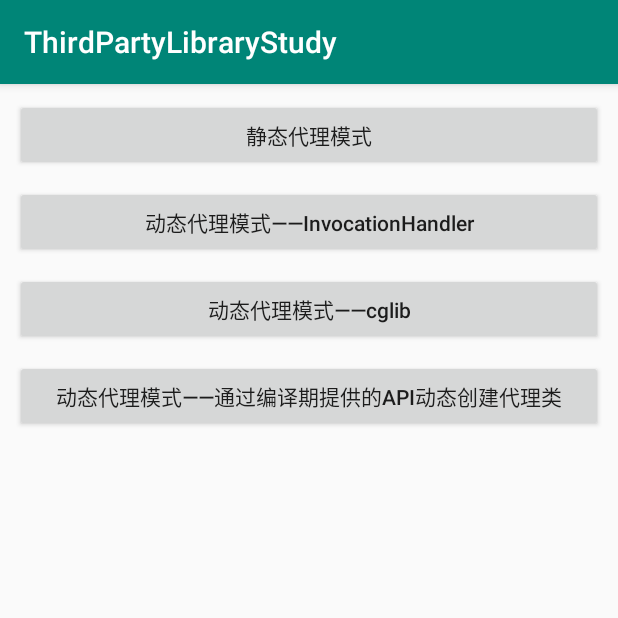
After one commit to tinyvampirepudge/ThirdPartyLibraryStudy, an Android app: the ProxyActivity screen opened directly, with no data from a screen before it, on a phone screen of 412 x 824 dp, the top half of it. The commit adds this screen. Run offline under Robolectric (Android 15) with nearby library versions, the phone set to English and light mode, and no system bars; our stand-ins replace ButterKnife.

Commit message:
代理模式，cglib模式不支持android

```diff
--- a/app/src/main/AndroidManifest.xml
+++ b/app/src/main/AndroidManifest.xml
@@ -3,7 +3,7 @@
     xmlns:tools="http://schemas.android.com/tools"
     package="com.tinytongtong.thirdpartylibrarystudy">
 
-    <uses-permission android:name="android.permission.INTERNET"/>
+    <uses-permission android:name="android.permission.INTERNET" />
 
     <application
         android:allowBackup="true"
@@ -19,7 +19,9 @@
                 <category android:name="android.intent.category.LAUNCHER" />
             </intent-filter>
         </activity>
-        <activity android:name=".okhttp.OkhttpActivity"></activity>
+        <activity android:name=".okhttp.OkhttpActivity" />
+        <activity android:name=".retrofit.RetrofitActivity" />
+        <activity android:name=".retrofit.proxy.ProxyActivity"></activity>
     </application>
 
 </manifest>
--- a/app/src/main/java/com/tinytongtong/thirdpartylibrarystudy/MainActivity.java
+++ b/app/src/main/java/com/tinytongtong/thirdpartylibrarystudy/MainActivity.java
@@ -5,6 +5,7 @@ import android.support.v7.app.AppCompatActivity;
 import android.widget.Button;
 
 import com.tinytongtong.thirdpartylibrarystudy.okhttp.OkhttpActivity;
+import com.tinytongtong.thirdpartylibrarystudy.retrofit.RetrofitActivity;
 
 import butterknife.BindView;
 import butterknife.ButterKnife;
@@ -47,6 +48,7 @@ public class MainActivity extends AppCompatActivity {
 
     @OnClick(R.id.btn_retrofit)
     public void onBtnRetrofitClicked() {
+        RetrofitActivity.actionStart(this);
     }
 
     @OnClick(R.id.btn_glide)
--- /dev/null
+++ b/app/src/main/java/com/tinytongtong/thirdpartylibrarystudy/retrofit/proxy/staticproxy/IDeveloper.java
@@ -0,0 +1,11 @@
+package com.tinytongtong.thirdpartylibrarystudy.retrofit.proxy.staticproxy;
+
+/**
+ * @Description: TODO
+ * @Author wangjianzhou@qding.me
+ * @Date 2019/4/3 7:28 PM
+ * @Version TODO
+ */
+public interface IDeveloper {
+    void writeCode();
+}
--- /dev/null
+++ b/app/src/main/java/com/tinytongtong/thirdpartylibrarystudy/retrofit/proxy/staticproxy/ITester.java
@@ -0,0 +1,11 @@
+package com.tinytongtong.thirdpartylibrarystudy.retrofit.proxy.staticproxy;
+
+/**
+ * @Description: TODO
+ * @Author wangjianzhou@qding.me
+ * @Date 2019/4/3 8:05 PM
+ * @Version TODO
+ */
+public interface ITester {
+    void doTesting();
+}
--- /dev/null
+++ b/app/src/main/res/layout/activity_proxy.xml
@@ -0,0 +1,41 @@
+<?xml version="1.0" encoding="utf-8"?>
+<android.support.constraint.ConstraintLayout xmlns:android="http://schemas.android.com/apk/res/android"
+    xmlns:app="http://schemas.android.com/apk/res-auto"
+    xmlns:tools="http://schemas.android.com/tools"
+    android:layout_width="match_parent"
+    android:layout_height="match_parent"
+    tools:context=".retrofit.proxy.ProxyActivity">
+
+    <Button
+        android:id="@+id/btn_proxy_static"
+        style="@style/btn_style_lower"
+        android:text="静态代理模式"
+        app:layout_constraintLeft_toLeftOf="parent"
+        app:layout_constraintRight_toRightOf="parent"
+        app:layout_constraintTop_toTopOf="parent" />
+
+    <Button
+        android:id="@+id/btn_proxy_dynamic"
+        style="@style/btn_style_lower"
+        android:text="动态代理模式——InvocationHandler"
+        app:layout_constraintLeft_toLeftOf="parent"
+        app:layout_constraintRight_toRightOf="parent"
+        app:layout_constraintTop_toBottomOf="@id/btn_proxy_static" />
+
+    <Button
+        android:id="@+id/btn_proxy_dynamic_cglib"
+        style="@style/btn_style_lower"
+        android:text="动态代理模式——cglib"
+        app:layout_constraintLeft_toLeftOf="parent"
+        app:layout_constraintRight_toRightOf="parent"
+        app:layout_constraintTop_toBottomOf="@id/btn_proxy_dynamic" />
+
+    <Button
+        android:id="@+id/btn_proxy_dynamic_api"
+        style="@style/btn_style_lower"
+        android:text="动态代理模式——通过编译期提供的API动态创建代理类"
+        app:layout_constraintLeft_toLeftOf="parent"
+        app:layout_constraintRight_toRightOf="parent"
+        app:layout_constraintTop_toBottomOf="@id/btn_proxy_dynamic_cglib" />
+
+</android.support.constraint.ConstraintLayout>
```
Also changed, not shown: app/build.gradle (+14 -4 lines), app/src/main/java/com/tinytongtong/thirdpartylibrarystudy/retrofit/RetrofitActivity.java (added, +31 -0 lines), app/src/main/java/com/tinytongtong/thirdpartylibrarystudy/retrofit/proxy/ProxyActivity.java (added, +108 -0 lines), app/src/main/java/com/tinytongtong/thirdpartylibrarystudy/retrofit/proxy/cglib/EngineerCGLibProxy.java (added, +45 -0 lines), app/src/main/java/com/tinytongtong/thirdpartylibrarystudy/retrofit/proxy/invocationhandler/EngineerProxy.java (added, +27 -0 lines), app/src/main/java/com/tinytongtong/thirdpartylibrarystudy/retrofit/proxy/invocationhandler/ProductOwner.java (added, +19 -0 lines), app/src/main/java/com/tinytongtong/thirdpartylibrarystudy/retrofit/proxy/staticproxy/Developer.java (added, +20 -0 lines), app/src/main/java/com/tinytongtong/thirdpartylibrarystudy/retrofit/proxy/staticproxy/DeveloperProxy.java (added, +23 -0 lines), app/src/main/java/com/tinytongtong/thirdpartylibrarystudy/retrofit/proxy/staticproxy/TestProxy.java (added, +21 -0 lines), app/src/main/java/com/tinytongtong/thirdpartylibrarystudy/retrofit/proxy/staticproxy/Tester.java (added, +20 -0 lines), app/src/main/res/layout/activity_retrofit.xml (added, +17 -0 lines), app/libs/cglib-3.2.10.jar (added).
